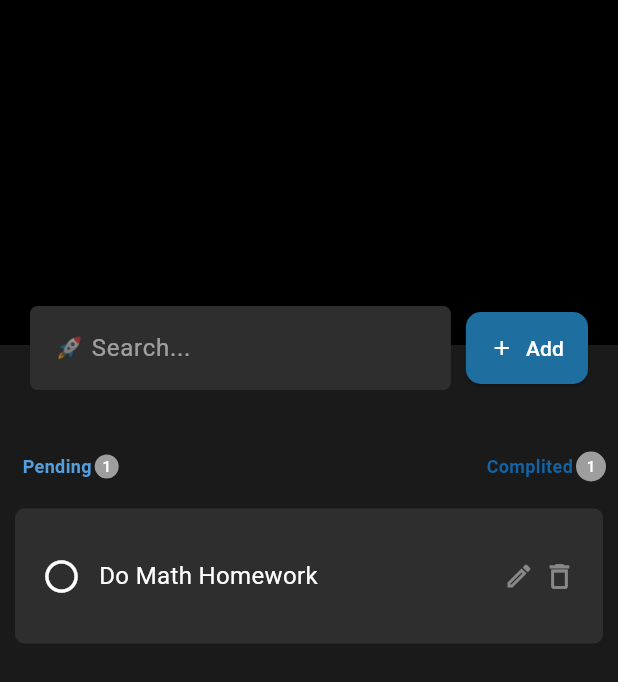
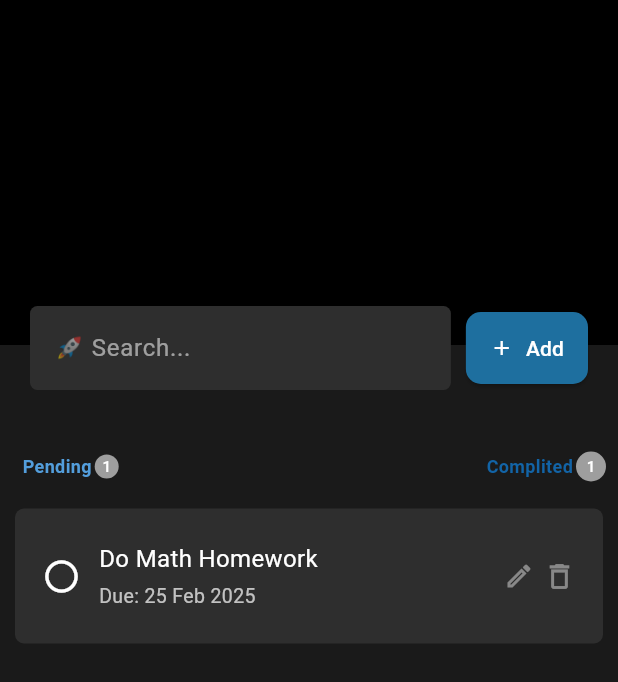
Before and after one commit to hasaanmk11/boarding_task1, a Flutter app: the screen it shows after launch, on a phone screen of 412 x 824 dp. Shown: the top 682 px of the screen. Run offline on Flutter 3.47's test engine with Material 3 defaults, Android fonts, the phone set to English and light mode, and no system bars; our stand-ins replace cloud_firestore, firebase_core; accounts and stored records are empty; Roboto replaces fonts that are missing (Poppins).

Commit message:
inited firebse

```diff
--- a/app/lib/screens/home_screen.dart
+++ b/app/lib/screens/home_screen.dart
@@ -1,3 +1,6 @@
+import 'package:app/widgets/search_bar.dart';
+import 'package:app/widgets/status_card.dart';
+import 'package:app/widgets/todo_card.dart';
 import 'package:flutter/material.dart';
 
 class HomeScreen extends StatelessWidget {
@@ -18,160 +21,13 @@ class HomeScreen extends StatelessWidget {
                 color: Colors.black,
               ),
 
-              Positioned(
-                bottom: -30,
-                left: 20,
-                right: 20,
-                child: Row(
-                  children: [
-                    Expanded(
-                      child: TextField(
-                        decoration: InputDecoration(
-                          hintText: "🚀 Search...",
-                          hintStyle: const TextStyle(color: Colors.white54),
-                          filled: true,
-                          fillColor: const Color.fromARGB(255, 46, 46, 46),
-                          border: OutlineInputBorder(
-                            borderRadius: BorderRadius.circular(5),
-                            borderSide: BorderSide.none,
-                          ),
-                        ),
-                        style: const TextStyle(color: Colors.white),
-                      ),
-                    ),
-                    const SizedBox(width: 10),
-                    ElevatedButton.icon(
-                      onPressed: () {},
-                      icon: const Icon(Icons.add, size: 16),
-                      label: const Text("Add"),
-                      style: ElevatedButton.styleFrom(
-                        backgroundColor: const Color(0xFF1E6F9F),
-                        foregroundColor: Colors.white,
-                        padding: const EdgeInsets.symmetric(
-                          horizontal: 16,
-                          vertical: 14,
-                        ),
-                        shape: RoundedRectangleBorder(
-                          borderRadius: BorderRadius.circular(10),
-                        ),
-                      ),
-                    ),
-                  ],
-                ),
-              ),
+              TodoSearchBar(),
             ],
           ),
           SizedBox(height: 60),
-          Padding(
-            padding: const EdgeInsets.only(top: 3, left: 15),
-            child: Row(
-              mainAxisAlignment: MainAxisAlignment.spaceBetween,
-              children: [
-                Row(
-                  children: [
-                    Text(
-                      "Pending",
-                      style: TextStyle(
-                        color: const Color.fromARGB(255, 83, 158, 220),
-                        fontFamily: "Poppins",
-                        fontSize: 12,
-                        fontWeight: FontWeight.w600,
-                      ),
-                    ),
-                    SizedBox(width: 2),
-                    CircleAvatar(
-                      radius: 8,
-                      backgroundColor: Colors.grey,
-                      child: Center(
-                        child: Text(
-                          "1",
-                          style: TextStyle(color: Colors.white, fontSize: 10),
-                        ),
-                      ),
-                    ),
-                  ],
-                ),
-                Padding(
-                  padding: const EdgeInsets.all(8.0),
-                  child: Row(
-                    children: [
-                      Text(
-                        "Complited",
-                        style: TextStyle(
-                          color: const Color.fromARGB(255, 18, 100, 167),
-                          fontFamily: "Poppins",
-                          fontSize: 12,
-                          fontWeight: FontWeight.w600,
-                        ),
-                      ),
-                      SizedBox(width: 2),
-                      CircleAvatar(
-                        radius: 10,
-                        backgroundColor: Colors.grey,
-                        child: Center(
-                          child: Text(
-                            "1",
-                            style: TextStyle(color: Colors.white, fontSize: 10),
-                          ),
-                        ),
-                      ),
-                    ],
-                  ),
-                ),
-              ],
-            ),
-          ),
+          StatusCard(),
           SizedBox(height: 10),
-          Container(
-            decoration: BoxDecoration(
-              borderRadius: BorderRadius.circular(6),
-              color: const Color.fromARGB(255, 46, 46, 46),
-            ),
-            width: MediaQuery.of(context).size.width - 20,
-            height: 90,
-            padding: const EdgeInsets.symmetric(horizontal: 18),
-            child: Row(
-              mainAxisAlignment: MainAxisAlignment.spaceBetween,
-              children: [
-                Row(
-                  children: [
-                    Icon(Icons.circle_outlined, size: 26, color: Colors.white),
-                    const SizedBox(width: 12),
-                    Text(
-                      "Do Math Homework",
-                      style: const TextStyle(
-                        fontSize: 16,
-                        color: Colors.white,
-                        fontFamily: "Poppins",
-                      ),
-                    ),
-                  ],
-                ),
-
-                Row(
-                  children: [
-                    GestureDetector(
-                      onTap: () {},
-                      child: const Icon(
-                        Icons.edit_outlined,
-                        size: 20,
-                        color: Color.fromARGB(110, 255, 255, 255),
-                      ),
-                    ),
-                    const SizedBox(width: 6),
-                    GestureDetector(
-                      onTap: () {},
-                      child: const Icon(
-                        Icons.delete_outline,
-                        size: 22,
-                        color: Color.fromARGB(110, 255, 255, 255),
-                      ),
-                    ),
-                  ],
-                ),
-              ],
-            ),
-          ),
+          TodoCard(),
         ],
       ),
     );
--- /dev/null
+++ b/app/lib/widgets/search_bar.dart
@@ -0,0 +1,58 @@
+import 'package:app/widgets/add_todo.dart';
+import 'package:flutter/material.dart';
+
+class TodoSearchBar extends StatelessWidget {
+  const TodoSearchBar({super.key});
+
+  @override
+  Widget build(BuildContext context) {
+    return Positioned(
+      bottom: -30,
+      left: 20,
+      right: 20,
+      child: Row(
+        children: [
+          Expanded(
+            child: TextField(
+              decoration: InputDecoration(
+                hintText: "🚀 Search...",
+                hintStyle: const TextStyle(color: Colors.white54),
+                filled: true,
+                fillColor: const Color.fromARGB(255, 46, 46, 46),
+                border: OutlineInputBorder(
+                  borderRadius: BorderRadius.circular(5),
+                  borderSide: BorderSide.none,
+                ),
+              ),
+              style: const TextStyle(color: Colors.white),
+            ),
+          ),
+          const SizedBox(width: 10),
+          ElevatedButton.icon(
+            onPressed: () {
+              showModalBottomSheet(
+                context: context,
+                isScrollControlled: true,
+                backgroundColor: const Color(0xFF2E2E2E),
+                shape: const RoundedRectangleBorder(
+                  borderRadius: BorderRadius.vertical(top: Radius.circular(18)),
+                ),
+                builder: (context) => const AddTodo(),
+              );
+            },
+            icon: const Icon(Icons.add, size: 16),
+            label: const Text("Add"),
+            style: ElevatedButton.styleFrom(
+              backgroundColor: const Color(0xFF1E6F9F),
+              foregroundColor: Colors.white,
+              padding: const EdgeInsets.symmetric(horizontal: 16, vertical: 14),
+              shape: RoundedRectangleBorder(
+                borderRadius: BorderRadius.circular(10),
+              ),
+            ),
+          ),
+        ],
+      ),
+    );
+  }
+}
--- /dev/null
+++ b/app/lib/widgets/status_card.dart
@@ -0,0 +1,68 @@
+import 'package:flutter/material.dart';
+
+class StatusCard extends StatelessWidget {
+  const StatusCard({super.key});
+
+  @override
+  Widget build(BuildContext context) {
+    return Padding(
+      padding: const EdgeInsets.only(top: 3, left: 15),
+      child: Row(
+        mainAxisAlignment: MainAxisAlignment.spaceBetween,
+        children: [
+          Row(
+            children: [
+              Text(
+                "Pending",
+                style: TextStyle(
+                  color: const Color.fromARGB(255, 83, 158, 220),
+                  fontFamily: "Poppins",
+                  fontSize: 12,
+                  fontWeight: FontWeight.w600,
+                ),
+              ),
+              SizedBox(width: 2),
+              CircleAvatar(
+                radius: 8,
+                backgroundColor: Colors.grey,
+                child: Center(
+                  child: Text(
+                    "1",
+                    style: TextStyle(color: Colors.white, fontSize: 10),
+                  ),
+                ),
+              ),
+            ],
+          ),
+          Padding(
+            padding: const EdgeInsets.all(8.0),
+            child: Row(
+              children: [
+                Text(
+                  "Complited",
+                  style: TextStyle(
+                    color: const Color.fromARGB(255, 18, 100, 167),
+                    fontFamily: "Poppins",
+                    fontSize: 12,
+                    fontWeight: FontWeight.w600,
+                  ),
+                ),
+                SizedBox(width: 2),
+                CircleAvatar(
+                  radius: 10,
+                  backgroundColor: Colors.grey,
+                  child: Center(
+                    child: Text(
+                      "1",
+                      style: TextStyle(color: Colors.white, fontSize: 10),
+                    ),
+                  ),
+                ),
+              ],
+            ),
+          ),
+        ],
+      ),
+    );
+  }
+}
--- /dev/null
+++ b/app/lib/widgets/todo_card.dart
@@ -0,0 +1,75 @@
+import 'package:flutter/material.dart';
+
+class TodoCard extends StatelessWidget {
+  const TodoCard({super.key});
+
+  @override
+  Widget build(BuildContext context) {
+    return Container(
+      decoration: BoxDecoration(
+        borderRadius: BorderRadius.circular(6),
+        color: const Color.fromARGB(255, 46, 46, 46),
+      ),
+      width: MediaQuery.of(context).size.width - 20,
+      height: 90,
+      padding: const EdgeInsets.symmetric(horizontal: 18),
+      child: Row(
+        mainAxisAlignment: MainAxisAlignment.spaceBetween,
+        children: [
+          Row(
+            children: [
+              const Icon(Icons.circle_outlined, size: 26, color: Colors.white),
+              const SizedBox(width: 12),
+              Column(
+                mainAxisAlignment: MainAxisAlignment.center,
+                crossAxisAlignment: CrossAxisAlignment.start,
+                children: [
+                  Text(
+                    "Do Math Homework",
+                    style: const TextStyle(
+                      fontSize: 16,
+                      color: Colors.white,
+                      fontFamily: "Poppins",
+                    ),
+                  ),
+                  const SizedBox(height: 4),
+
+                  Text(
+                    "Due: 25 Feb 2025",
+                    style: const TextStyle(
+                      fontSize: 13,
+                      color: Color.fromARGB(180, 255, 255, 255),
+                      fontFamily: "Poppins",
+                    ),
+                  ),
+                ],
+              ),
+            ],
+          ),
+
+          Row(
+            children: [
+              GestureDetector(
+                onTap: () {},
+                child: const Icon(
+                  Icons.edit_outlined,
+                  size: 20,
+                  color: Color.fromARGB(110, 255, 255, 255),
+                ),
+              ),
+              const SizedBox(width: 6),
+              GestureDetector(
+                onTap: () {},
+                child: const Icon(
+                  Icons.delete_outline,
+                  size: 22,
+                  color: Color.fromARGB(110, 255, 255, 255),
+                ),
+              ),
+            ],
+          ),
+        ],
+      ),
+    );
+  }
+}
--- a/app/pubspec.yaml
+++ b/app/pubspec.yaml
@@ -34,6 +34,8 @@ dependencies:
   # The following adds the Cupertino Icons font to your application.
   # Use with the CupertinoIcons class for iOS style icons.
   cupertino_icons: ^1.0.8
+  firebase_core: ^4.2.1
+  cloud_firestore: ^6.1.0
 
 dev_dependencies:
   flutter_test:
```
Also changed, not shown: app/lib/main.dart (+8 -1 lines), app/lib/widgets/add_todo.dart (added, +85 -0 lines), app/firebase.json (added), app/lib/firebase_options.dart (added), app/pubspec.lock, 6 other files.
